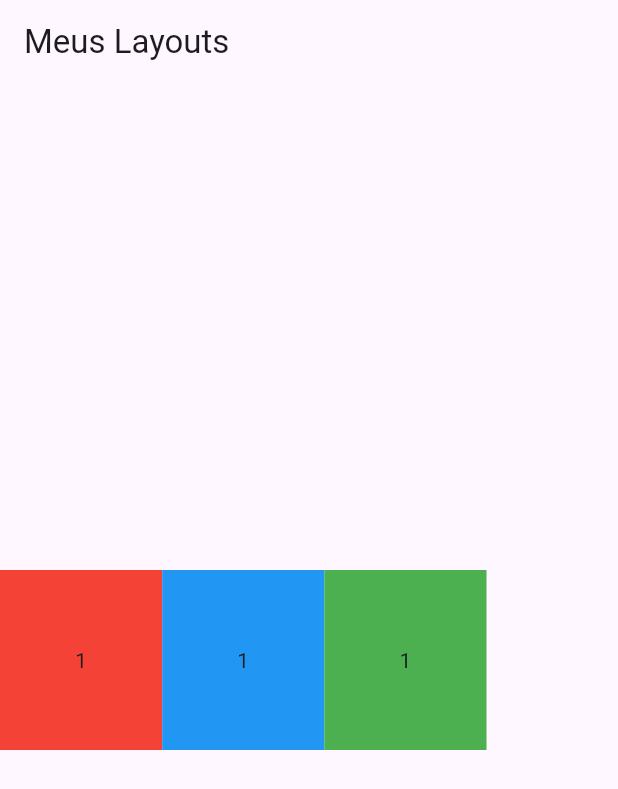
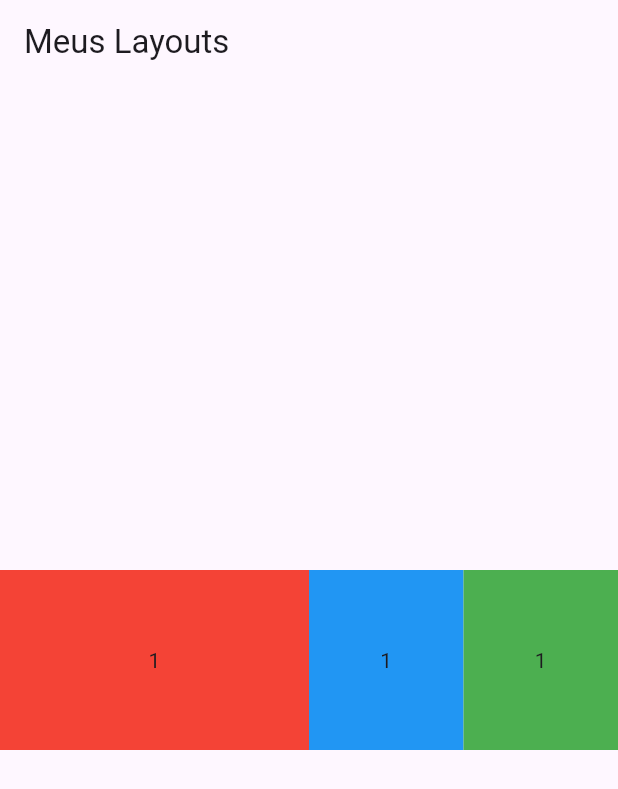
Before and after one commit to mariamandafm/DIM0524-DDM-20242-fork, a Flutter app: the screen it shows after launch, on a phone screen of 412 x 824 dp. Shown: the top 789 px of the screen. Run offline on Flutter 3.47's test engine with Material 3 defaults, Android fonts, the light colour scheme and no system bars.

Commit message:
expanded e ajustes

```diff
--- a/f02_layouts/lib/MyLayouts.dart
+++ b/f02_layouts/lib/MyLayouts.dart
@@ -7,28 +7,51 @@ class MyLayouts extends StatelessWidget {
   Widget build(BuildContext context) {
 
     const double boxSize = 50;
+    /*1. mudar o main AxisAlgiment
+    2. mudar o tamanho para ver que usa o espaço necessário
+    3. aumentar o numero de caixas para dar overflow
+    4. Usar expanded
+    5. Aplicar outra linha
+    6. Variar props na coluna
+    */
 
     return Scaffold(
       appBar: AppBar(title: Text("Meus Layouts"),),
-      body: Center(
-        child: Row(
-          mainAxisAlignment: MainAxisAlignment.start,
+      body: Container(
+        child: Column(
+          mainAxisAlignment: MainAxisAlignment.center,
+          children: [
+            Row(
+              mainAxisAlignment: MainAxisAlignment.center,
               children: <Widget> [
-            Container(
-              padding: EdgeInsets.symmetric(vertical: boxSize, horizontal: boxSize),
+                Expanded(
+                  flex: 2,
+                  child: Container(
+                    padding: EdgeInsets.symmetric(vertical: boxSize),
                     color: Colors.red,
-              child: Text("1"),
+                    child: Text("1",textAlign: TextAlign.center),
                   ),
-            Container(
-              padding: EdgeInsets.symmetric(vertical: boxSize, horizontal: boxSize),
+                ),
+                Expanded(
+                  flex: 1,
+                  child: Container(
+                    padding: EdgeInsets.symmetric(vertical: boxSize),
                     color: Colors.blue,
-              child: Text("1"),
+                    child: Text("1",textAlign: TextAlign.center),
                   ),
-            Container(
-              padding: EdgeInsets.symmetric(vertical: boxSize, horizontal: boxSize),
+                ),
+                Expanded(
+                  flex: 1,
+                  child: Container(
+                    padding: EdgeInsets.symmetric(vertical: boxSize),
                     color: Colors.green,
-              child: Text("1"),
+                    child: Text("1", textAlign: TextAlign.center,),
                   ),
+                ),
+
+              ],
+            ),
+
           ],
         ),
       ),
```
Lines whose indentation alone changed are shown as unchanged.
